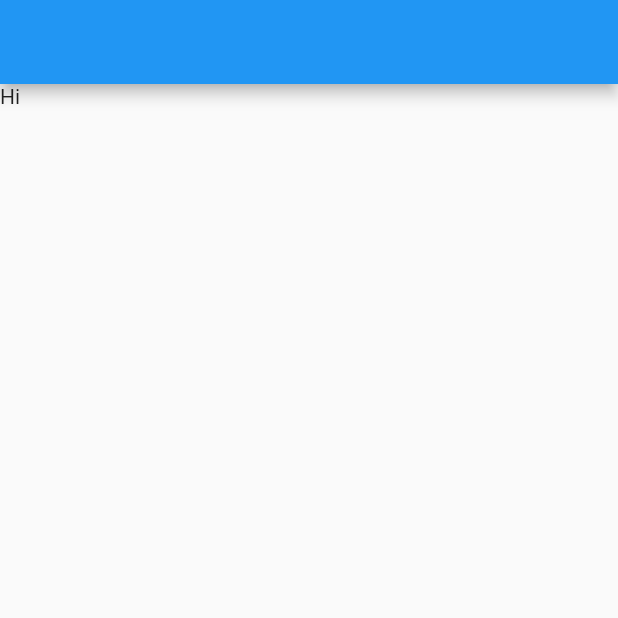
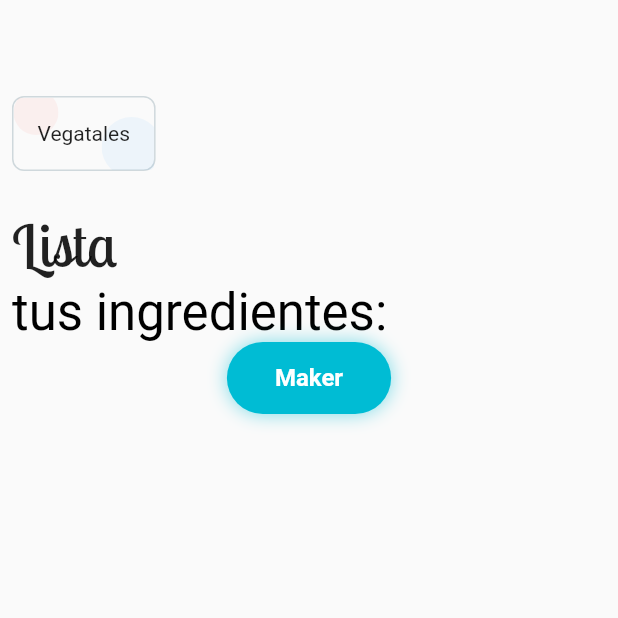
Before and after one commit to EdHuamani/foodie-maker, a Flutter app: the screen it shows after launch, on a phone screen of 412 x 824 dp, the top half of it. Run offline on Flutter 3.47's test engine with Material 2 defaults, Android fonts, the phone set to English and light mode, and no system bars; our stand-ins replace cloud_firestore, flutter_redux, redux; accounts and stored records are empty; statements that could not run were skipped.

Commit message:
new design

```diff
--- a/lib/presentation/home_screen.dart
+++ b/lib/presentation/home_screen.dart
@@ -1,16 +1,125 @@
 import 'package:flutter/material.dart';
+import 'package:foodie_maker/presentation/food_create.dart';
 
 class HomeScreen extends StatelessWidget {
   static String routeName = "/home";
-
+  final TextStyle titleFont = TextStyle(
+      fontFamily: 'Lobster Two', fontWeight: FontWeight.normal, fontSize: 40);
   @override
   Widget build(BuildContext context) {
     return Scaffold(
-      appBar: AppBar(),
-      body: ListView(
-        children: <Widget>[
-          Text('Hi'),
-        ],
+      appBar: AppBar(
+        backgroundColor: Colors.transparent,
+        elevation: 0,
+      ),
+      body: Container(
+        padding: EdgeInsets.all(8.0),
+        child: ListView(
+          children: <Widget>[
+            Row(
+              children: <Widget>[
+                Container(
+                  decoration: BoxDecoration(
+                    borderRadius: BorderRadius.circular(8),
+                    border: Border.all(
+                      color: Colors.blueGrey[100],
+                    ),
+                  ),
+                  child: Stack(
+                    overflow: Overflow.clip,
+                    fit: StackFit.loose,
+                    children: <Widget>[
+                      Positioned(
+                        top: -5,
+                        child: ClipRRect(
+                          borderRadius: BorderRadius.circular(100),
+                          child: Container(
+                            height: 30,
+                            width: 30,
+                            color: Colors.red.withOpacity(0.06),
+                          ),
+                        ),
+                      ),
+                      Positioned(
+                        right: -5,
+                        bottom: -5,
+                        child: ClipRRect(
+                          borderRadius: BorderRadius.circular(100),
+                          child: Container(
+                            height: 40,
+                            width: 40,
+                            color: Colors.blue.withOpacity(0.06),
+                          ),
+                        ),
+                      ),
+                      Container(
+                        padding:
+                            EdgeInsets.symmetric(horizontal: 16, vertical: 16),
+                        child: Text('Vegatales'),
+                      ),
+                    ],
+                  ),
+                ),
+              ],
+            ),
+            SizedBox(
+              height: 24,
+            ),
+            Container(
+              child: Column(
+                crossAxisAlignment: CrossAxisAlignment.start,
+                children: <Widget>[
+                  Text(
+                    'Lista',
+                    style: titleFont,
+                  ),
+                  Text(
+                    'tus ingredientes:',
+                    style: Theme.of(context)
+                        .textTheme
+                        .display1
+                        .copyWith(color: Colors.black),
+                  ),
+                ],
+              ),
+            ),
+            Center(
+              child: Container(
+                decoration: BoxDecoration(
+                    borderRadius: BorderRadius.circular(30.0),
+                    color: Colors.cyan,
+                    boxShadow: [
+                      new BoxShadow(
+                        color: Colors.cyan.withOpacity(0.5),
+                        blurRadius: 10.0,
+                      ),
+                    ]),
+                child: FlatButton(
+                  child: Container(
+                    padding: EdgeInsets.symmetric(horizontal: 16),
+                    child: Text(
+                      'Maker',
+                      style: TextStyle(
+                        fontSize: 16.0,
+                        fontWeight: FontWeight.w600,
+                      ),
+                    ),
+                  ),
+                  textColor: Colors.white,
+                  color: Colors.transparent,
+                  shape: RoundedRectangleBorder(
+                      borderRadius: BorderRadius.circular(30.0)),
+                  onPressed: () {
+                    Navigator.push(
+                      context,
+                      MaterialPageRoute(builder: (context) => FoodCreate()),
+                    );
+                  },
+                ),
+              ),
+            ),
+          ],
+        ),
       ),
     );
   }
```
Also changed, not shown: assets/font/Lobster_Two/OFL.txt (added, +95 -0 lines), assets/font/Tajawal/OFL.txt (added, +93 -0 lines), lib/presentation/food_create.dart (added, +71 -0 lines), lib/presentation/list_horizontal_food.dart (added, +106 -0 lines), lib/theme.dart (added, +23 -0 lines), pubspec.yaml (+10 -6 lines), assets/font/Lobster_Two/LobsterTwo-Bold.ttf (added), assets/font/Lobster_Two/LobsterTwo-BoldItalic.ttf (added), assets/font/Lobster_Two/LobsterTwo-Italic.ttf (added), assets/font/Lobster_Two/LobsterTwo-Regular.ttf (added), assets/font/Tajawal/Tajawal-Black.ttf (added), assets/font/Tajawal/Tajawal-Bold.ttf (added), assets/font/Tajawal/Tajawal-ExtraBold.ttf (added), assets/font/Tajawal/Tajawal-ExtraLight.ttf (added), 3 more files, 2 other files.
